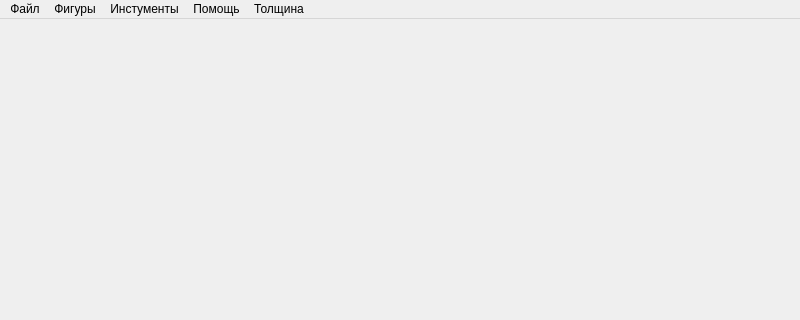
Before: the Qt Designer form UI1.ui in Fazam-coder/graphics_editor, drawn with Qt 5; both pictures show x 0 to 800 and y 0 to 320 of the 800 by 600 pixel window.
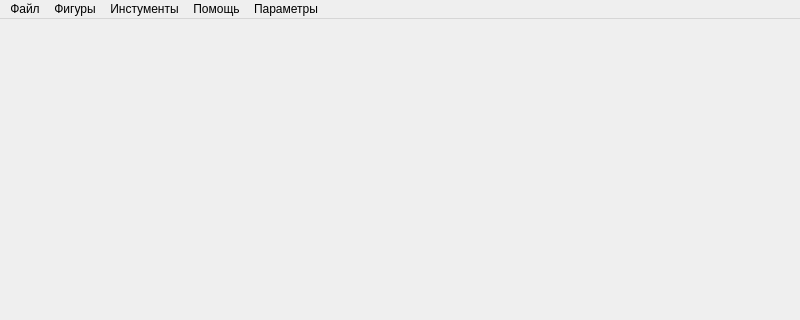
After: the same form once the commit is applied.

```diff
--- a/UI1.ui
+++ b/UI1.ui
@@ -46,13 +46,13 @@
    <property name="nativeMenuBar">
     <bool>true</bool>
    </property>
-   <widget class="QMenu" name="menu">
+   <widget class="QMenu" name="menu_help">
     <property name="title">
      <string>Помощь</string>
     </property>
     <addaction name="action"/>
    </widget>
-   <widget class="QMenu" name="menu_2">
+   <widget class="QMenu" name="menu_figures">
     <property name="title">
      <string>Фигуры</string>
     </property>
@@ -61,7 +61,7 @@
     <addaction name="action_3"/>
     <addaction name="action_5"/>
    </widget>
-   <widget class="QMenu" name="menu_3">
+   <widget class="QMenu" name="menu_instruments">
     <property name="title">
      <string>Инстументы</string>
     </property>
@@ -69,23 +69,23 @@
     <addaction name="action_7"/>
     <addaction name="action_8"/>
    </widget>
-   <widget class="QMenu" name="menu_4">
+   <widget class="QMenu" name="menu_file">
     <property name="title">
      <string>Файл</string>
     </property>
     <addaction name="action_9"/>
     <addaction name="action_10"/>
    </widget>
-   <widget class="QMenu" name="menu_5">
+   <widget class="QMenu" name="menu_options">
     <property name="title">
-     <string>Толщина</string>
+     <string>Параметры</string>
     </property>
    </widget>
-   <addaction name="menu_4"/>
-   <addaction name="menu_2"/>
-   <addaction name="menu_3"/>
-   <addaction name="menu"/>
-   <addaction name="menu_5"/>
+   <addaction name="menu_file"/>
+   <addaction name="menu_figures"/>
+   <addaction name="menu_instruments"/>
+   <addaction name="menu_help"/>
+   <addaction name="menu_options"/>
   </widget>
   <widget class="QStatusBar" name="statusbar"/>
   <action name="action">
```
Left out of the diff: 52 changed lines with no effect on the pictures.
